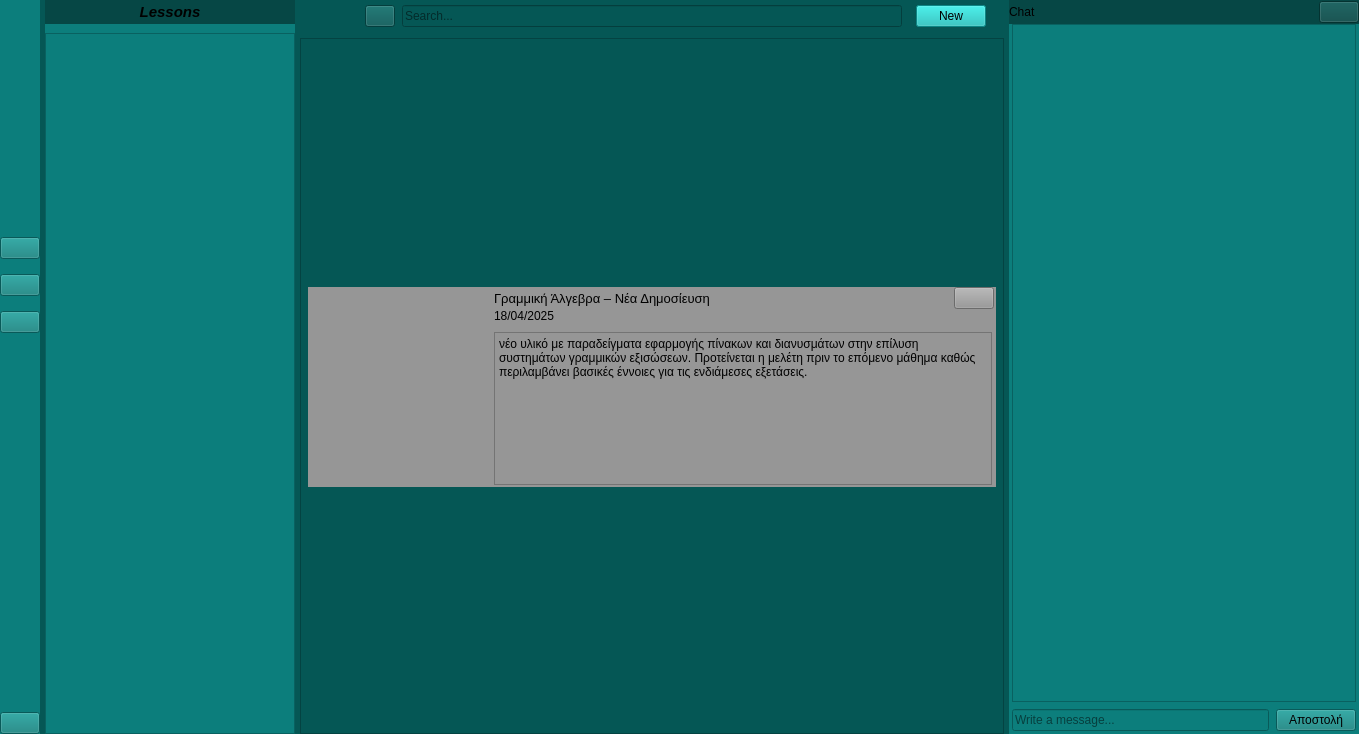
First picture: the form in UniBook/ui/home.ui, repository PapagiannisPetros/UniBook_test, before the edit.
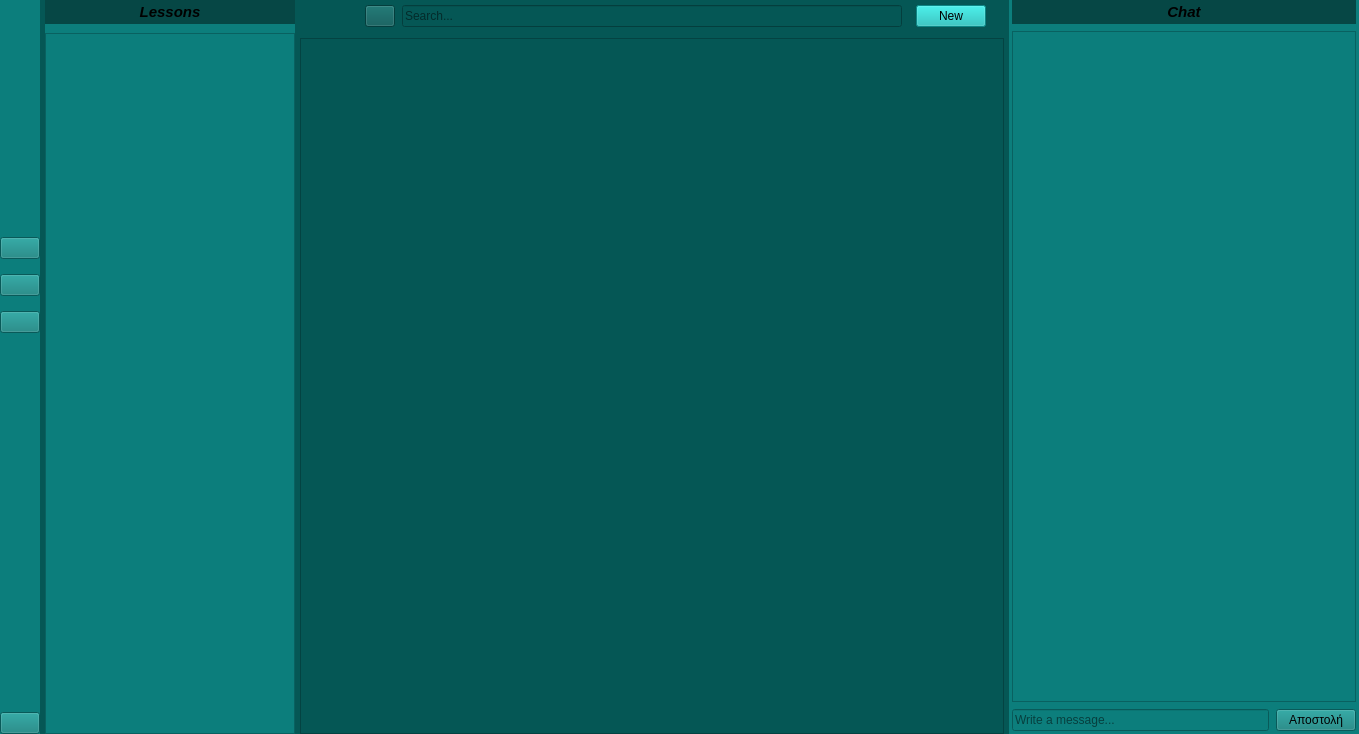
Second picture: the form after the edit. Icons and pictures are not drawn.

```diff
--- a/UniBook/ui/home.ui
+++ b/UniBook/ui/home.ui
@@ -578,212 +578,6 @@
                      <property name="bottomMargin">
                       <number>0</number>
                      </property>
-                     <item>
-                      <widget class="QWidget" name="widget_40" native="true">
-                       <property name="minimumSize">
-                        <size>
-                         <width>0</width>
-                         <height>0</height>
-                        </size>
-                       </property>
-                       <property name="maximumSize">
-                        <size>
-                         <width>16777215</width>
-                         <height>200</height>
-                        </size>
-                       </property>
-                       <property name="styleSheet">
-                        <string notr="true">background-color: rgb(150, 150, 150);</string>
-                       </property>
-                       <layout class="QHBoxLayout" name="horizontalLayout_15">
-                        <property name="spacing">
-                         <number>7</number>
-                        </property>
-                        <property name="leftMargin">
-                         <number>0</number>
-                        </property>
-                        <property name="topMargin">
-                         <number>0</number>
-                        </property>
-                        <property name="rightMargin">
-                         <number>0</number>
-                        </property>
-                        <property name="bottomMargin">
-                         <number>0</number>
-                        </property>
-                        <item alignment="Qt::AlignLeft">
-                         <widget class="QWidget" name="widget_41" native="true">
-                          <layout class="QVBoxLayout" name="verticalLayout_34">
-                           <property name="leftMargin">
-                            <number>0</number>
-                           </property>
-                           <property name="topMargin">
-                            <number>0</number>
-                           </property>
-                           <property name="rightMargin">
-                            <number>0</number>
-                           </property>
-                           <property name="bottomMargin">
-                            <number>0</number>
-                           </property>
-                           <item>
-                            <widget class="QLabel" name="label_34">
-                             <property name="minimumSize">
-                              <size>
-                               <width>170</width>
-                               <height>100</height>
-                              </size>
-                             </property>
-                             <property name="whatsThis">
-                              <string>&lt;html&gt;&lt;head/&gt;&lt;body&gt;&lt;p&gt;&lt;img src=&quot;:/material_design/icons/material_design/unsplash_IyaNci0CyRk.png&quot;/&gt;&lt;/p&gt;&lt;/body&gt;&lt;/html&gt;</string>
-                             </property>
-                             <property name="styleSheet">
-                              <string notr="true"/>
-                             </property>
-                             <property name="text">
-                              <string/>
-                             </property>
-                             <property name="alignment">
-                              <set>Qt::AlignCenter</set>
-                             </property>
-                            </widget>
-                           </item>
-                          </layout>
-                         </widget>
-                        </item>
-                        <item>
-                         <widget class="QWidget" name="widget_42" native="true">
-                          <property name="minimumSize">
-                           <size>
-                            <width>0</width>
-                            <height>0</height>
-                           </size>
-                          </property>
-                          <layout class="QVBoxLayout" name="verticalLayout_35">
-                           <property name="spacing">
-                            <number>0</number>
-                           </property>
-                           <property name="topMargin">
-                            <number>0</number>
-                           </property>
-                           <property name="rightMargin">
-                            <number>2</number>
-                           </property>
-                           <property name="bottomMargin">
-                            <number>0</number>
-                           </property>
-                           <item alignment="Qt::AlignTop">
-                            <widget class="QWidget" name="widget_43" native="true">
-                             <layout class="QGridLayout" name="gridLayout_8">
-                              <property name="leftMargin">
-                               <number>0</number>
-                              </property>
-                              <property name="topMargin">
-                               <number>0</number>
-                              </property>
-                              <property name="rightMargin">
-                               <number>0</number>
-                              </property>
-                              <property name="verticalSpacing">
-                               <number>0</number>
-                              </property>
-                              <item row="0" column="2">
-                               <widget class="QPushButton" name="postBut">
-                                <property name="sizePolicy">
-                                 <sizepolicy hsizetype="Fixed" vsizetype="Fixed">
-                                  <horstretch>0</horstretch>
-                                  <verstretch>0</verstretch>
-                                 </sizepolicy>
-                                </property>
-                                <property name="text">
-                                 <string/>
-                                </property>
-                                <property name="icon">
-                                 <iconset resource="../Qss/icons/_icons.qrc">
-                                  <normaloff>:/feather/icons/feather/arrow-right.png</normaloff>:/feather/icons/feather/arrow-right.png</iconset>
-                                </property>
-                                <property name="autoDefault">
-                                 <bool>false</bool>
-                                </property>
-                               </widget>
-                              </item>
-                              <item row="1" column="0">
-                               <widget class="QLabel" name="label_35">
-                                <property name="text">
-                                 <string>18/04/2025</string>
-                                </property>
-                               </widget>
-                              </item>
-                              <item row="0" column="0" colspan="2">
-                               <widget class="QLabel" name="label_36">
-                                <property name="font">
-                                 <font>
-                                  <pointsize>10</pointsize>
-                                  <italic>false</italic>
-                                  <bold>false</bold>
-                                  <underline>false</underline>
-                                  <strikeout>false</strikeout>
-                                  <kerning>true</kerning>
-                                 </font>
-                                </property>
-                                <property name="text">
-                                 <string>Γραμμική Άλγεβρα – Νέα Δημοσίευση</string>
-                                </property>
-                                <property name="textFormat">
-                                 <enum>Qt::AutoText</enum>
-                                </property>
-                                <property name="scaledContents">
-                                 <bool>false</bool>
-                                </property>
-                                <property name="wordWrap">
-                                 <bool>false</bool>
-                                </property>
-                               </widget>
-                              </item>
-                             </layout>
-                            </widget>
-                           </item>
-                           <item>
-                            <widget class="QWidget" name="widget_44" native="true">
-                             <layout class="QVBoxLayout" name="verticalLayout_36">
-                              <property name="spacing">
-                               <number>0</number>
-                              </property>
-                              <property name="leftMargin">
-                               <number>0</number>
-                              </property>
-                              <property name="topMargin">
-                               <number>0</number>
-                              </property>
-                              <property name="rightMargin">
-                               <number>2</number>
-                              </property>
-                              <property name="bottomMargin">
-                               <number>2</number>
-                              </property>
-                              <item>
-                               <widget class="QTextBrowser" name="textBrowser_8">
-                                <property name="html">
-                                 <string>&lt;!DOCTYPE HTML PUBLIC &quot;-//W3C//DTD HTML 4.0//EN&quot; &quot;http://www.w3.org/TR/REC-html40/strict.dtd&quot;&gt;
-&lt;html&gt;&lt;head&gt;&lt;meta name=&quot;qrichtext&quot; content=&quot;1&quot; /&gt;&lt;meta charset=&quot;utf-8&quot; /&gt;&lt;style type=&quot;text/css&quot;&gt;
-p, li { white-space: pre-wrap; }
-hr { height: 1px; border-width: 0; }
-li.unchecked::marker { content: &quot;\2610&quot;; }
-li.checked::marker { content: &quot;\2612&quot;; }
-&lt;/style&gt;&lt;/head&gt;&lt;body style=&quot; font-family:'Sans Serif'; font-size:9pt; font-weight:400; font-style:normal;&quot;&gt;
-&lt;p style=&quot; margin-top:0px; margin-bottom:0px; margin-left:0px; margin-right:0px; -qt-block-indent:0; text-indent:0px;&quot;&gt;&lt;span style=&quot; font-family:'MS Shell Dlg 2';&quot;&gt;νέο υλικό με παραδείγματα εφαρμογής πίνακων και διανυσμάτων στην επίλυση συστημάτων γραμμικών εξισώσεων. Προτείνεται η μελέτη πριν το επόμενο μάθημα καθώς περιλαμβάνει βασικές έννοιες για τις ενδιάμεσες εξετάσεις.&lt;/span&gt;&lt;/p&gt;&lt;/body&gt;&lt;/html&gt;</string>
-                                </property>
-                               </widget>
-                              </item>
-                             </layout>
-                            </widget>
-                           </item>
-                          </layout>
-                         </widget>
-                        </item>
-                       </layout>
-                      </widget>
-                     </item>
                     </layout>
                    </widget>
                   </widget>
@@ -842,57 +636,6 @@
              <property name="bottomMargin">
               <number>3</number>
              </property>
-             <item>
-              <widget class="QWidget" name="widget_8" native="true">
-               <property name="minimumSize">
-                <size>
-                 <width>0</width>
-                 <height>24</height>
-                </size>
-               </property>
-               <property name="styleSheet">
-                <string notr="true">background-color: rgb(6, 71, 69);</string>
-               </property>
-               <layout class="QHBoxLayout" name="horizontalLayout_8">
-                <property name="leftMargin">
-                 <number>0</number>
-                </property>
-                <property name="topMargin">
-                 <number>0</number>
-                </property>
-                <property name="rightMargin">
-                 <number>0</number>
-                </property>
-                <property name="bottomMargin">
-                 <number>0</number>
-                </property>
-                <item>
-                 <widget class="QLabel" name="label_8">
-                  <property name="minimumSize">
-                   <size>
-                    <width>0</width>
-                    <height>24</height>
-                   </size>
-                  </property>
-                  <property name="text">
-                   <string>Chat</string>
-                  </property>
-                 </widget>
-                </item>
-                <item alignment="Qt::AlignRight">
-                 <widget class="QPushButton" name="pushButton_8">
-                  <property name="text">
-                   <string/>
-                  </property>
-                  <property name="icon">
-                   <iconset resource="../Qss/icons/_icons.qrc">
-                    <normaloff>:/feather/icons/feather/x-circle.png</normaloff>:/feather/icons/feather/x-circle.png</iconset>
-                  </property>
-                 </widget>
-                </item>
-               </layout>
-              </widget>
-             </item>
              <item>
               <widget class="QWidget" name="widget_47" native="true">
                <property name="sizePolicy">
@@ -923,6 +666,46 @@
                 <property name="bottomMargin">
                  <number>0</number>
                 </property>
+                <item>
+                 <widget class="QWidget" name="widget_8" native="true">
+                  <property name="minimumSize">
+                   <size>
+                    <width>0</width>
+                    <height>24</height>
+                   </size>
+                  </property>
+                  <property name="styleSheet">
+                   <string notr="true">background-color: rgb(6, 71, 69);</string>
+                  </property>
+                  <layout class="QHBoxLayout" name="horizontalLayout_8">
+                   <property name="leftMargin">
+                    <number>0</number>
+                   </property>
+                   <property name="topMargin">
+                    <number>0</number>
+                   </property>
+                   <property name="rightMargin">
+                    <number>0</number>
+                   </property>
+                   <property name="bottomMargin">
+                    <number>0</number>
+                   </property>
+                   <item>
+                    <widget class="QLabel" name="label_8">
+                     <property name="minimumSize">
+                      <size>
+                       <width>0</width>
+                       <height>24</height>
+                      </size>
+                     </property>
+                     <property name="text">
+                      <string>&lt;html&gt;&lt;head/&gt;&lt;body&gt;&lt;p align=&quot;center&quot;&gt;&lt;span style=&quot; font-size:11pt; font-weight:700; font-style:italic;&quot;&gt;Chat&lt;/span&gt;&lt;/p&gt;&lt;/body&gt;&lt;/html&gt;</string>
+                     </property>
+                    </widget>
+                   </item>
+                  </layout>
+                 </widget>
+                </item>
                 <item>
                  <widget class="QTextBrowser" name="chatDisplay">
                   <property name="html">
```
Left out of the diff: 2 changed lines with no effect on the pictures.
